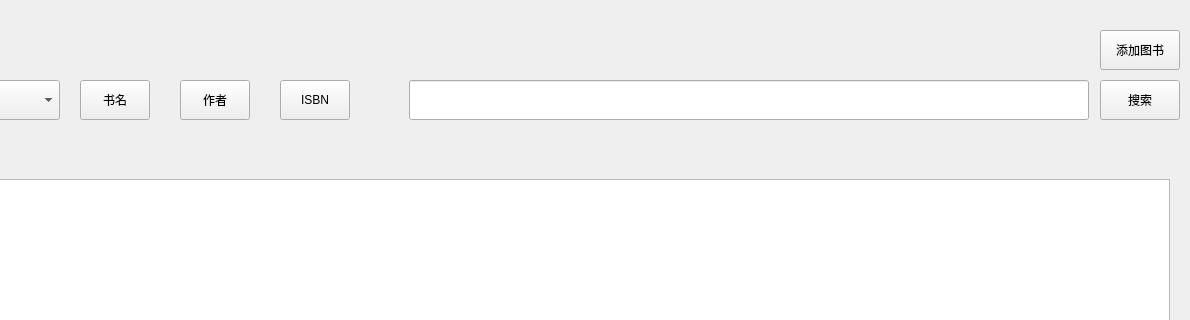
adventurer-w/Books-Management-System, file BMS/view/adminbookmanagement.ui: the form before one commit; both pictures show x 110 to 1300 and y 0 to 320 of the 1300 by 900 pixel window.
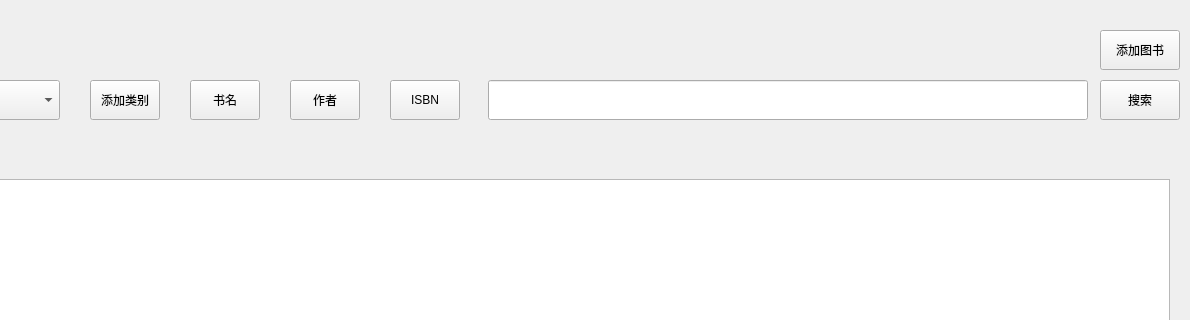
The form after the commit.

What changed in the file:
```diff
--- a/BMS/view/adminbookmanagement.ui
+++ b/BMS/view/adminbookmanagement.ui
@@ -156,7 +156,7 @@
   <widget class="QPushButton" name="btn_author">
    <property name="geometry">
     <rect>
-     <x>290</x>
+     <x>400</x>
      <y>80</y>
      <width>70</width>
      <height>40</height>
@@ -195,7 +195,7 @@
   <widget class="QPushButton" name="btn_bookname">
    <property name="geometry">
     <rect>
-     <x>190</x>
+     <x>300</x>
      <y>80</y>
      <width>70</width>
      <height>40</height>
@@ -211,7 +211,7 @@
   <widget class="QPushButton" name="btn_ISBN">
    <property name="geometry">
     <rect>
-     <x>390</x>
+     <x>500</x>
      <y>80</y>
      <width>70</width>
      <height>40</height>
@@ -227,14 +227,30 @@
   <widget class="QLineEdit" name="lineEdit">
    <property name="geometry">
     <rect>
-     <x>519</x>
+     <x>598</x>
      <y>80</y>
-     <width>680</width>
+     <width>600</width>
      <height>40</height>
     </rect>
    </property>
   </widget>
-  <widget class="QPushButton" name="btn_addbook">
+  <widget class="QPushButton" name="btn_addclassify">
+   <property name="geometry">
+    <rect>
+     <x>200</x>
+     <y>80</y>
+     <width>70</width>
+     <height>40</height>
+    </rect>
+   </property>
+   <property name="text">
+    <string>添加类别</string>
+   </property>
+   <property name="checkable">
+    <bool>true</bool>
+   </property>
+  </widget>
+  <widget class="QPushButton" name="btn_search">
    <property name="geometry">
     <rect>
      <x>1210</x>
```
Left out of the diff: 22 changed lines with no effect on the pictures.
